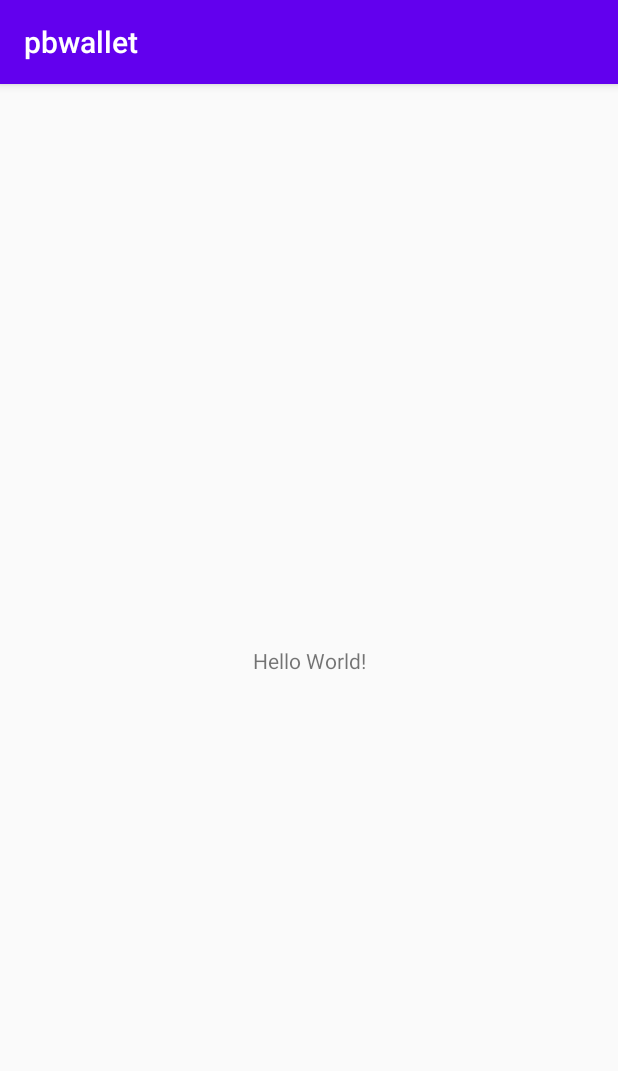
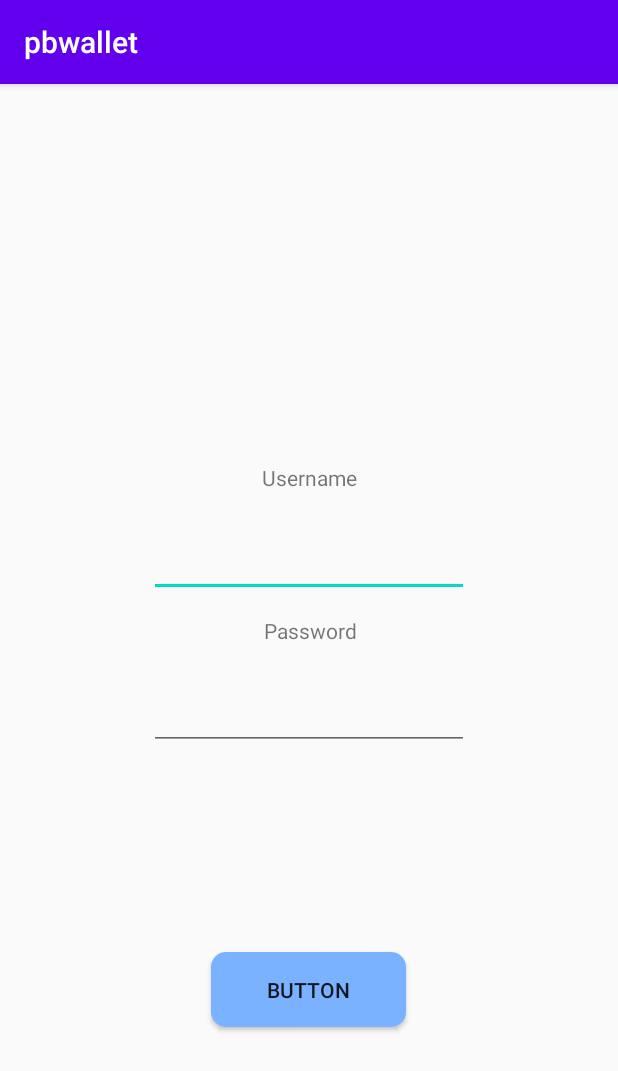
Before and after one commit to lmarzocchetti/pbwallet, an Android app: the screen it shows after launch (MainActivity), on a phone screen of 412 x 824 dp. Shown: the top 1071 px of the screen. Run offline under Robolectric (Android 15) with nearby library versions, the phone set to English and light mode, and no system bars.

Commit message:
Aggiunti bottone, TF e passwd field to LoginPanel

```diff
--- a/app/src/main/AndroidManifest.xml
+++ b/app/src/main/AndroidManifest.xml
@@ -16,6 +16,7 @@
                 <category android:name="android.intent.category.LAUNCHER" />
             </intent-filter>
         </activity>
+        <activity android:name=".LoginPanel" />
     </application>
 
 </manifest>
--- a/app/src/main/java/com/example/pbwallet/LoginPanel.java
+++ b/app/src/main/java/com/example/pbwallet/LoginPanel.java
@@ -1,11 +1,23 @@
 package com.example.pbwallet;
 
-import android.content.Context;
+import android.app.Activity;
+import android.os.Bundle;
 import android.view.View;
+import android.widget.Button;
+import android.widget.Toast;
 
-public class LoginPanel extends View {
+public class LoginPanel extends Activity{
+    Button enter = (Button) findViewById(R.id.button);
 
-    public LoginPanel(Context context) {
-        super(context);
+    @Override
+    protected void onCreate(Bundle savedInstanceState) {
+        super.onCreate(savedInstanceState);
+        setContentView(R.layout.activity_loginpanel);
+        enter.setOnClickListener(new View.OnClickListener() {
+            @Override
+            public void onClick(View view) {
+                System.out.println("FUNZIONA");
+            }
+        });
     }
 }
--- a/app/src/main/java/com/example/pbwallet/MainActivity.java
+++ b/app/src/main/java/com/example/pbwallet/MainActivity.java
@@ -9,6 +9,6 @@ public class MainActivity extends AppCompatActivity {
     @Override
     protected void onCreate(Bundle savedInstanceState) {
         super.onCreate(savedInstanceState);
-        setContentView(R.layout.activity_main);
+        setContentView(R.layout.activity_loginpanel);
     }
 }
--- /dev/null
+++ b/app/src/main/res/drawable/login_button.xml
@@ -0,0 +1,9 @@
+<?xml version="1.0" encoding="utf-8"?>
+<shape xmlns:android="http://schemas.android.com/apk/res/android">
+
+    <corners android:radius="10dp" />
+    <size android:height="50dp"
+        android:width="132dp"/>
+    <solid android:color="@color/celeste"/>
+
+</shape>
--- /dev/null
+++ b/app/src/main/res/layout/activity_loginpanel.xml
@@ -0,0 +1,84 @@
+<?xml version="1.0" encoding="utf-8"?>
+<androidx.constraintlayout.widget.ConstraintLayout xmlns:android="http://schemas.android.com/apk/res/android"
+    xmlns:app="http://schemas.android.com/apk/res-auto"
+    xmlns:tools="http://schemas.android.com/tools"
+    android:layout_width="match_parent"
+    android:layout_height="match_parent">
+
+    <TextView
+        android:id="@+id/USERNAME"
+        android:layout_width="wrap_content"
+        android:layout_height="wrap_content"
+        android:layout_marginStart="174dp"
+        android:layout_marginTop="234dp"
+        android:layout_marginEnd="173dp"
+        android:layout_marginBottom="478dp"
+        android:text="@string/username"
+        app:layout_constraintBottom_toBottomOf="parent"
+        app:layout_constraintEnd_toEndOf="parent"
+        app:layout_constraintStart_toStartOf="parent"
+        app:layout_constraintTop_toTopOf="parent" />
+
+    <EditText
+        android:id="@+id/editTextTextPersonName"
+        android:layout_width="wrap_content"
+        android:layout_height="wrap_content"
+        android:layout_marginStart="101dp"
+        android:layout_marginTop="16dp"
+        android:layout_marginEnd="101dp"
+        android:layout_marginBottom="417dp"
+        android:autofillHints=""
+        android:ems="10"
+        android:inputType="textPersonName"
+        app:layout_constraintBottom_toBottomOf="parent"
+        app:layout_constraintEnd_toEndOf="parent"
+        app:layout_constraintStart_toStartOf="parent"
+        app:layout_constraintTop_toBottomOf="@+id/USERNAME"
+        tools:ignore="LabelFor" />
+
+    <TextView
+        android:id="@+id/textView3"
+        android:layout_width="wrap_content"
+        android:layout_height="wrap_content"
+        android:layout_marginStart="175dp"
+        android:layout_marginTop="336dp"
+        android:layout_marginEnd="174dp"
+        android:layout_marginBottom="376dp"
+        android:text="@string/password"
+        app:layout_constraintBottom_toBottomOf="parent"
+        app:layout_constraintEnd_toEndOf="parent"
+        app:layout_constraintStart_toStartOf="parent"
+        app:layout_constraintTop_toTopOf="parent" />
+
+    <EditText
+        android:id="@+id/editTextTextPassword"
+        android:layout_width="wrap_content"
+        android:layout_height="wrap_content"
+        android:layout_marginStart="101dp"
+        android:layout_marginTop="16dp"
+        android:layout_marginEnd="101dp"
+        android:layout_marginBottom="315dp"
+        android:autofillHints=""
+        android:ems="10"
+        android:inputType="textPassword"
+        app:layout_constraintBottom_toBottomOf="parent"
+        app:layout_constraintEnd_toEndOf="parent"
+        app:layout_constraintStart_toStartOf="parent"
+        app:layout_constraintTop_toBottomOf="@+id/textView3"
+        tools:ignore="LabelFor" />
+
+    <Button
+        android:id="@+id/button"
+        android:layout_width="130dp"
+        android:layout_height="50dp"
+        android:layout_marginStart="140dp"
+        android:layout_marginTop="130dp"
+        android:layout_marginEnd="141dp"
+        android:layout_marginBottom="135dp"
+        android:background="@drawable/login_button"
+        android:text="@string/button"
+        app:layout_constraintBottom_toBottomOf="parent"
+        app:layout_constraintEnd_toEndOf="parent"
+        app:layout_constraintStart_toStartOf="parent"
+        app:layout_constraintTop_toBottomOf="@+id/editTextTextPassword" />
+</androidx.constraintlayout.widget.ConstraintLayout>
--- a/app/src/main/res/values/strings.xml
+++ b/app/src/main/res/values/strings.xml
@@ -1,3 +1,7 @@
 <resources>
     <string name="app_name">pbwallet</string>
+    <string name="username">Username</string>
+    <string name="password">Password</string>
+    <string name="button">Button</string>
+    <color name="celeste">#7BB2FF</color>
 </resources>
```
